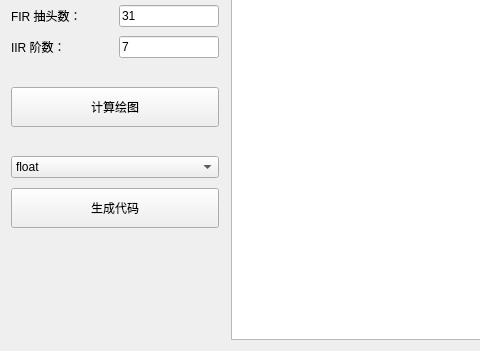
Qt form SciFilter/SciFilter.ui (XIVN1987/PYQTool) before a commit; both pictures show x 0 to 480 and y 449 to 800 of the 1100 by 800 pixel window.
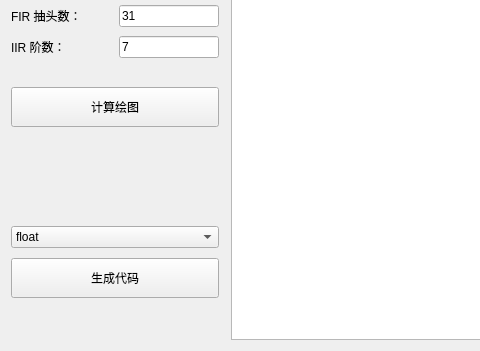
The same form after that commit.

```diff
--- a/SciFilter/SciFilter.ui
+++ b/SciFilter/SciFilter.ui
@@ -379,7 +379,7 @@
         <number>20</number>
        </property>
        <property name="bottomMargin">
-        <number>20</number>
+        <number>90</number>
        </property>
        <item>
         <widget class="QPushButton" name="btnCalc">
```
